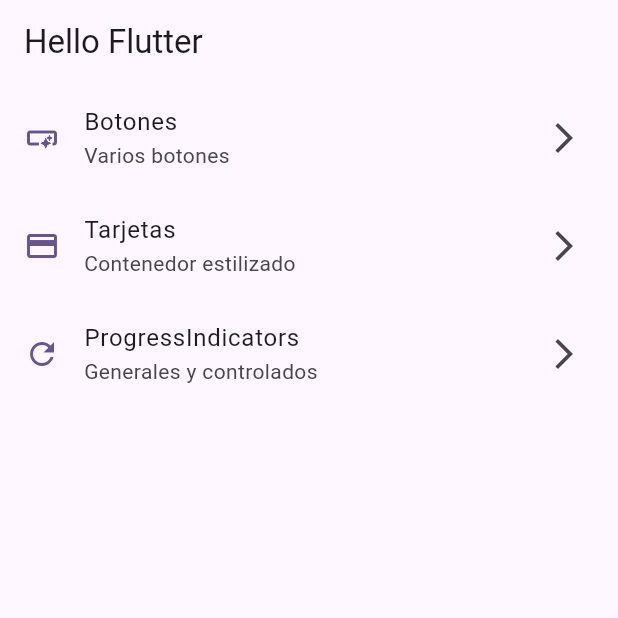
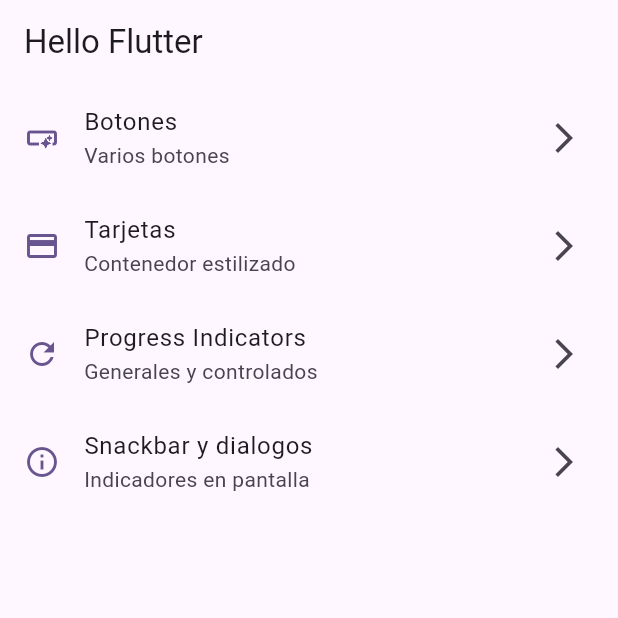
Before and after one commit to DamEspinola/Flutter-widgets-app, a Flutter app: the screen it shows after launch, on a phone screen of 412 x 824 dp, the top half of it. Run offline on Flutter 3.47's test engine with Material 3 defaults, Android fonts, the phone set to English and light mode, and no system bars; our stand-ins replace go_router.

Commit message:
agregar pantalla de Snackbar y diálogos, actualizar menú y enrutamiento

```diff
--- a/lib/config/menu/menu_items.dart
+++ b/lib/config/menu/menu_items.dart
@@ -15,5 +15,6 @@ const  MenuItems({required this.title, required this.subTitle, required this.lin
 const appMenuItems = <MenuItems>[
   MenuItems(title: "Botones", subTitle: "Varios botones", link: "/buttons", icon: Icons.smart_button_outlined),
   MenuItems(title: "Tarjetas", subTitle: "Contenedor estilizado", link: "/cards", icon: Icons.credit_card ),
-  MenuItems(title: "ProgressIndicators", subTitle: "Generales y controlados", link: "/progress", icon: Icons.refresh_outlined ),
+  MenuItems(title: "Progress Indicators", subTitle: "Generales y controlados", link: "/progress", icon: Icons.refresh_outlined ),
+  MenuItems(title: "Snackbar y dialogos", subTitle: "Indicadores en pantalla", link: "/snackbar", icon: Icons.info_outline ),
 ];
--- a/lib/config/router/app_router.dart
+++ b/lib/config/router/app_router.dart
@@ -29,6 +29,12 @@ final appRouter = GoRouter(
             return const ProgressScreens();
           },
         ),
+        GoRoute(
+          path: 'snackbar',
+          builder: (BuildContext context, GoRouterState state) {
+            return const SnackbarScreens();
+          },
+        ),
       ],
     ),
   ],
--- a/lib/main.dart
+++ b/lib/main.dart
@@ -12,6 +12,7 @@ class MainApp extends StatelessWidget {
   @override
   Widget build(BuildContext context) {
     return  MaterialApp.router(
+      title: "Widgets App",
       routerConfig: appRouter,
       debugShowCheckedModeBanner: false,
       theme: AppTheme(selectedColor: 6).getTheme(),
```
Also changed, not shown: lib/presentation/screens/snackbar/snackbar_screens.dart (+50 -1 lines).
